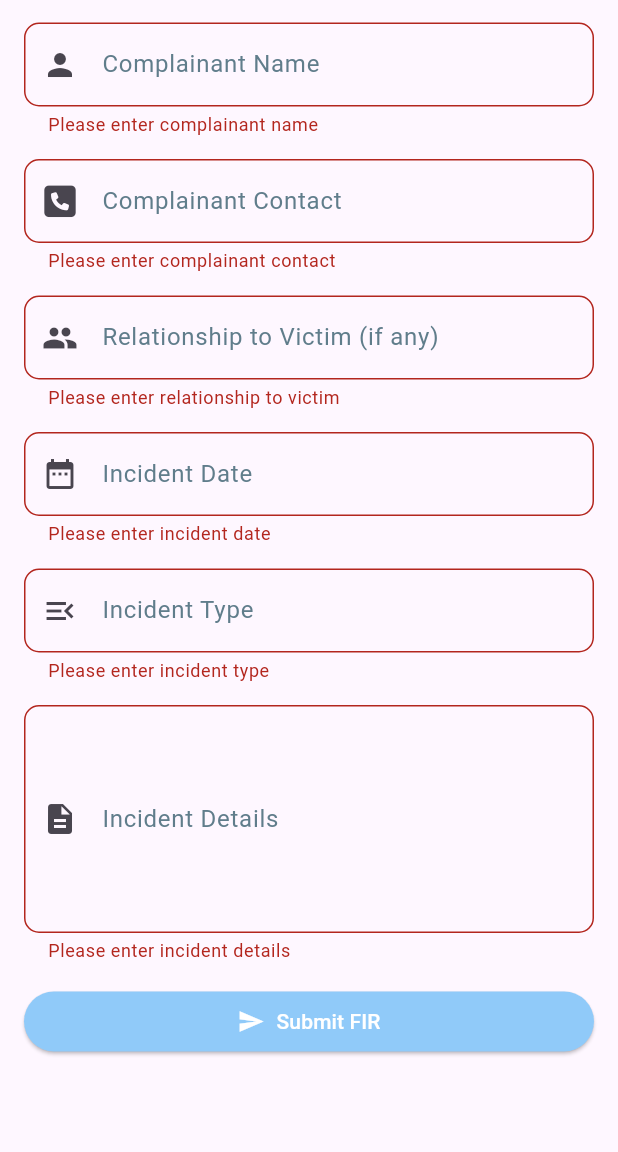
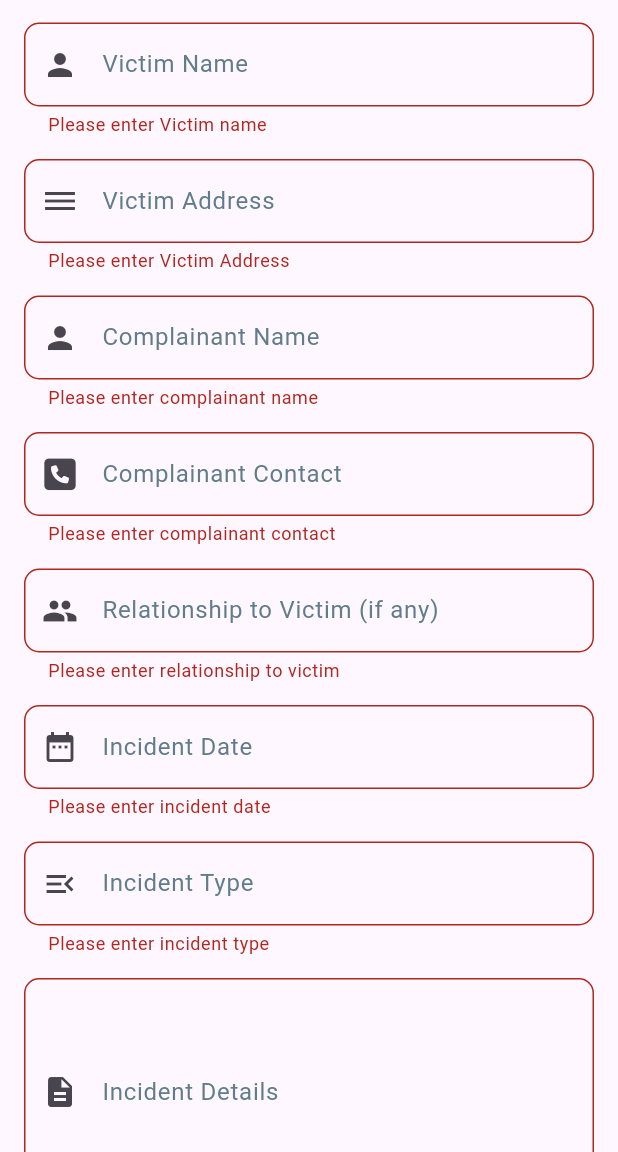
Before and after one commit to Ayesha126/crime_project, a Flutter app: the FIRPage screen opened directly, after a tap on "Submit FIR", on a phone screen of 412 x 824 dp, the part 84-1236 px from its top. Run offline on Flutter 3.47's test engine with Material 3 defaults, Android fonts, the phone set to English and light mode, and no system bars; our stand-ins replace carousel_slider, cloud_firestore, firebase_core, fluttertoast, font_awesome_flutter, geolocator and 2 more; missing offline and left inert: flutter_phone_direct_caller; accounts and stored records are empty.

Commit message:
almostttt complete

```diff
--- a/lib/Pages/login_page.dart
+++ b/lib/Pages/login_page.dart
@@ -1,4 +1,5 @@
- import 'package:crime_track_master/Pages/signup_page.dart';
+ import 'package:crime_track_master/Pages/signup.dart';
+import 'package:crime_track_master/Pages/signup_page.dart';
 import 'package:flutter/material.dart';
 import 'package:font_awesome_flutter/font_awesome_flutter.dart';
 
@@ -97,7 +98,7 @@ class LoginPage extends StatefulWidget {
                               Navigator.push(
                                 context,
                                 MaterialPageRoute(
-                                  builder: (context) => SignUpPage(), // Replace with your sign-up page widget
+                                  builder: (context) => SignUp(), // Replace with your sign-up page widget
                                 ),
                               );
                             },
--- a/lib/citizen/services pages/report to us/fir.dart
+++ b/lib/citizen/services pages/report to us/fir.dart
@@ -1,3 +1,4 @@
+import 'package:cloud_firestore/cloud_firestore.dart';
 import 'package:crime_track_master/police/widgetsPolice/titlebar.dart';
 import 'package:flutter/material.dart';
 import 'package:font_awesome_flutter/font_awesome_flutter.dart';
@@ -10,12 +11,14 @@ class FIRPage extends StatefulWidget {
 
 class _FIRPageState extends State<FIRPage> {
   final _formKey = GlobalKey<FormState>();
-  String _complainantName = '';
-  String _complainantContact = '';
-  String _relationshipToVictim = '';
-  String _incidentDate = '';
-  String _incidentType = '';
-  String _incidentDetails = '';
+  final _victimaddress = TextEditingController();
+  final _victimName = TextEditingController();
+  final _complainantName = TextEditingController();
+  final _complainantContact = TextEditingController();
+  final _relationshipToVictim = TextEditingController();
+  final _incidentDate = TextEditingController();
+  final _incidentType = TextEditingController();
+  final _incidentDetails = TextEditingController();
 
   @override
   Widget build(BuildContext context) {
@@ -60,6 +63,48 @@ class _FIRPageState extends State<FIRPage> {
                 Padding(
                   padding: EdgeInsets.symmetric(horizontal: 16.0),
                   child: TextFormField(
+                    controller: _victimName,
+                    cursorColor: Color(0xFF90CAF9),
+                    decoration: InputDecoration(
+                      labelText: 'Victim Name',
+                      prefixIcon: Icon(Icons.person), // Add icon on the left side
+                    ),
+                    validator: (value) {
+                      if (value == null || value.isEmpty) {
+                        return 'Please enter Victim name';
+                      }
+                      return null;
+                    },
+
+
+
+                  ),
+                ),
+                SizedBox(height: 15),
+                Padding(
+                  padding: EdgeInsets.symmetric(horizontal: 16.0),
+                  child: TextFormField(
+                    controller: _victimaddress ,
+                    cursorColor: Color(0xFF90CAF9),
+                    decoration: InputDecoration(
+                      labelText: 'Victim Address',
+                      prefixIcon: Icon(Icons.dehaze_outlined), // Add icon on the left side
+                    ),
+                    validator: (value) {
+                      if (value == null || value.isEmpty) {
+                        return 'Please enter Victim Address';
+                      }
+                      return null;
+                    },
+
+
+                  ),
+                ),
+                SizedBox(height: 15),
+                Padding(
+                  padding: EdgeInsets.symmetric(horizontal: 16.0),
+                  child: TextFormField(
+                    controller: _complainantName,
                     cursorColor: Color(0xFF90CAF9),
                     decoration: InputDecoration(
                       labelText: 'Complainant Name',
@@ -71,17 +116,15 @@ class _FIRPageState extends State<FIRPage> {
                       }
                       return null;
                     },
-                    onChanged: (value) {
-                      setState(() {
-                        _complainantName = value;
-                      });
-                    },
+
+
                   ),
                 ),
                 SizedBox(height: 15),
                 Padding(
                   padding: EdgeInsets.symmetric(horizontal: 16.0),
                   child: TextFormField(
+                    controller:_complainantContact ,
                     cursorColor: Color(0xFF90CAF9),
                     decoration: InputDecoration(
                       labelText: 'Complainant Contact',
@@ -93,17 +136,15 @@ class _FIRPageState extends State<FIRPage> {
                       }
                       return null;
                     },
-                    onChanged: (value) {
-                      setState(() {
-                        _complainantContact = value;
-                      });
-                    },
+
+
                   ),
                 ),
                 SizedBox(height: 15),
                 Padding(
                   padding: EdgeInsets.symmetric(horizontal: 16.0),
                   child: TextFormField(
+                    controller:  _relationshipToVictim,
                     cursorColor: Color(0xFF90CAF9),
                     decoration: InputDecoration(
                       labelText: 'Relationship to Victim (if any)',
@@ -115,17 +156,15 @@ class _FIRPageState extends State<FIRPage> {
                       }
                       return null;
                     },
-                    onChanged: (value) {
-                      setState(() {
-                        _relationshipToVictim = value;
-                      });
-                    },
+
+
                   ),
                 ),
                 SizedBox(height: 15),
                 Padding(
                   padding: EdgeInsets.symmetric(horizontal: 16.0),
                   child: TextFormField(
+                    controller: _incidentDate,
                     cursorColor: Color(0xFF90CAF9),
                     decoration: InputDecoration(
                       labelText: 'Incident Date',
@@ -137,17 +176,15 @@ class _FIRPageState extends State<FIRPage> {
                       }
                       return null;
                     },
-                    onChanged: (value) {
-                      setState(() {
-                        _incidentDate = value;
-                      });
-                    },
+
+
                   ),
                 ),
                 SizedBox(height: 15),
                 Padding(
                   padding: EdgeInsets.symmetric(horizontal: 16.0),
                   child: TextFormField(
+                    controller:  _incidentType,
                     cursorColor: Color(0xFF90CAF9),
                     decoration: InputDecoration(
                       labelText: 'Incident Type',
@@ -159,17 +196,15 @@ class _FIRPageState extends State<FIRPage> {
                       }
                       return null;
                     },
-                    onChanged: (value) {
-                      setState(() {
-                        _incidentType = value;
-                      });
-                    },
+
+
                   ),
                 ),
                 SizedBox(height: 15),
                 Padding(
                   padding: EdgeInsets.symmetric(horizontal: 16.0),
                   child: TextFormField(
+                    controller:_incidentDetails ,
                     cursorColor: Color(0xFF90CAF9),
                     decoration: InputDecoration(
                       labelText: 'Incident Details',
@@ -184,11 +219,8 @@ class _FIRPageState extends State<FIRPage> {
                       }
                       return null;
                     },
-                    onChanged: (value) {
-                      setState(() {
-                        _incidentDetails = value;
-                      });
-                    },
+
+
                     maxLines: 5,
                   ),
                 ),
@@ -200,14 +232,18 @@ class _FIRPageState extends State<FIRPage> {
                     onPressed: () {
                       // Validate the form before submission
                       if (_formKey.currentState!.validate()) {
-                        _formKey.currentState!.save(); // Save form data
-                        String details =
-                            'Complainant Name: $_complainantName\n'
-                            'Complainant Contact: $_complainantContact\n'
-                            'Relationship to Victim: $_relationshipToVictim\n'
-                            'Incident Date: $_incidentDate\n'
-                            'Incident Type: $_incidentType\n'
-                            'Incident Details: $_incidentDetails';
+                        _formKey.currentState!.save();
+                        CollectionReference collref = FirebaseFirestore.instance.collection('fir');
+                        collref.add({
+                        'Victim Name': _victimName.text,
+                        'Victim Address': _victimaddress.text,
+                        'Complainant Name': _complainantName.text,
+                        'Complainant Contact': _complainantContact.text,
+                        'Relationship to Victim': _relationshipToVictim.text,
+                        'Incident Date': _incidentDate.text,
+                        'Incident Type': _incidentType.text,
+                        'Incident Details': _incidentDetails.text,
+                        });// Save form data
                         Navigator.pop(context);
                       }
                     },
@@ -233,3 +269,9 @@ class _FIRPageState extends State<FIRPage> {
     );
   }
 }
+
+//onChanged: (value) {
+//setState(() {
+//_incidentDetails = value;
+//});
+//},
--- a/lib/main.dart
+++ b/lib/main.dart
@@ -37,7 +37,7 @@ class MyApp extends StatelessWidget {
         colorScheme: ColorScheme.fromSeed(seedColor: Colors.deepPurple),
         useMaterial3: true,
       ),
-      home: SignUp(),
+      home: LoginPage(),
     );
   }
 }
--- a/pubspec.yaml
+++ b/pubspec.yaml
@@ -38,6 +38,8 @@ dependencies:
   font_awesome_flutter: ^10.7.0
   google_fonts: ^6.1.0
   carousel_slider: ^4.2.1
+  permission_handler: ^11.3.0
+  geolocator: ^7.0.3
   url_launcher: ^6.1.11
   fluttertoast: ^8.2.2
   flutter_phone_direct_caller: ^2.1.1
```
Also changed, not shown: lib/Pages/signup.dart (+69 -9 lines), lib/citizen/services pages/citizen safety/findhospital.dart (added, +22 -0 lines), lib/citizen/services pages/citizen safety/findpolice.dart (added, +22 -0 lines), lib/citizen/services pages/report to us/anonymously.dart (+37 -36 lines), lib/citizen/services pages/report to us/cyber.dart (+26 -26 lines), lib/citizen/services pages/sos.dart (added, +26 -0 lines), lib/citizen/services.dart (+61 -18 lines), lib/citizen/widgets of citizen/PoliceStationCard.dart (+6 -4 lines), lib/police/FIR_Registration.dart (+27 -0 lines), pubspec.lock, 3 other files.
